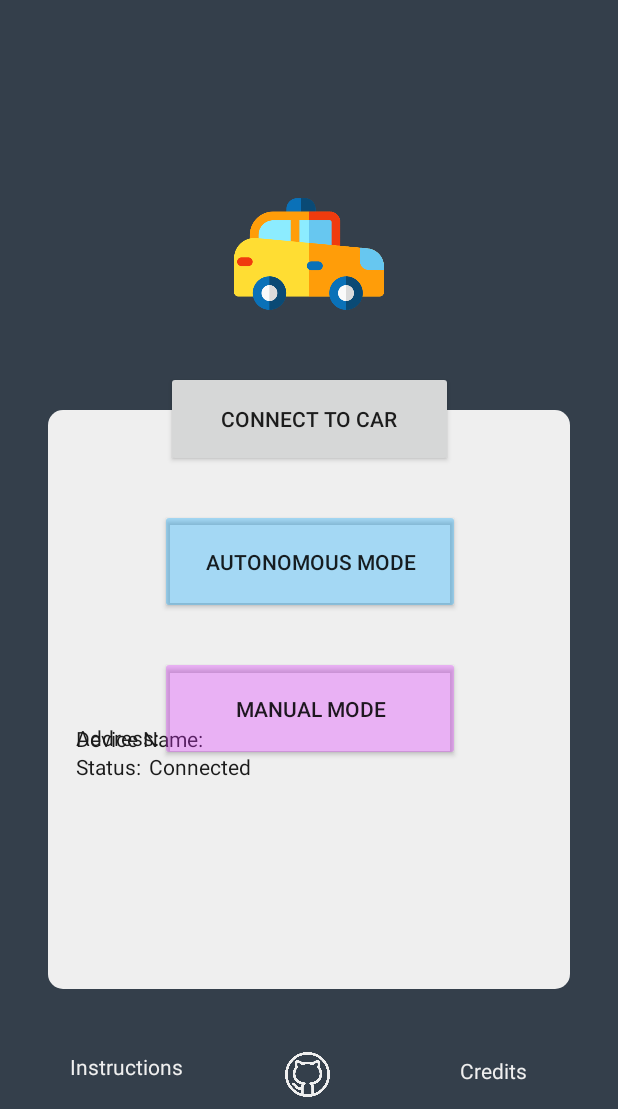
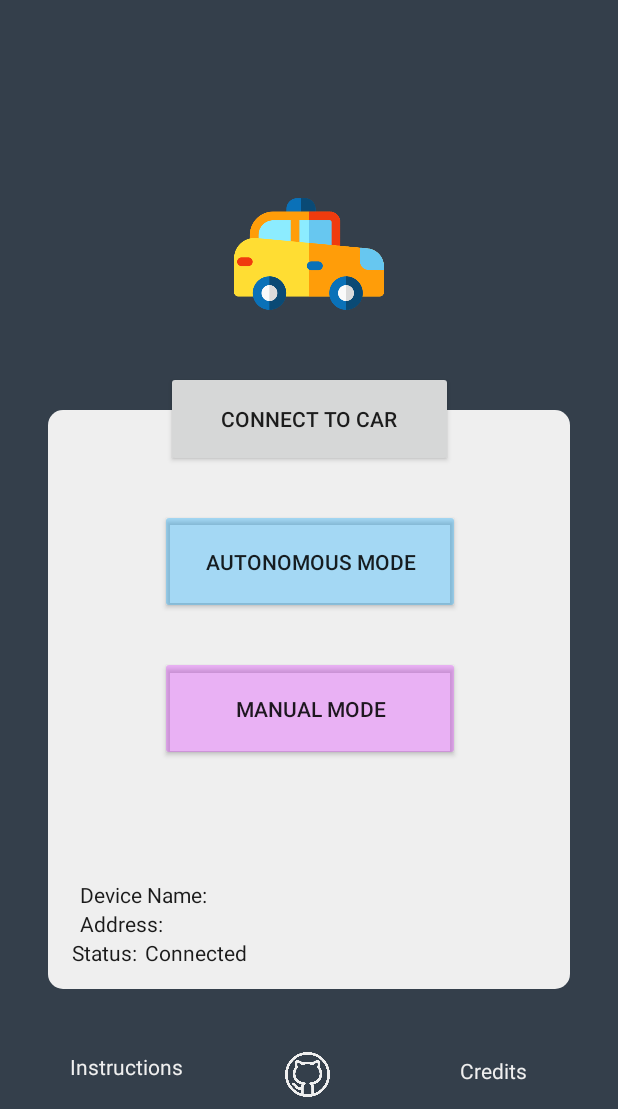
Before and after one commit to DIT112-V19/group-10, an Android app: the MainActivity screen opened directly, with no data from a screen before it, on a phone screen of 412 x 824 dp, the part 127-1236 px from its top. Run offline under Robolectric (Android 15) with nearby library versions, the light colour scheme and no system bars; 3 statements that could not run were skipped.

Commit message:
fix: layout of device connection text

```diff
--- a/carMobileApp/app/src/main/res/layout/activity_main.xml
+++ b/carMobileApp/app/src/main/res/layout/activity_main.xml
@@ -163,16 +163,16 @@
     app:layout_constraintTop_toTopOf="parent" />
 
   <LinearLayout
-    android:layout_width="340dp"
-    android:layout_height="100dp"
-    android:layout_marginTop="552dp"
+    android:layout_width="341dp"
+    android:layout_height="86dp"
+    android:layout_marginBottom="44dp"
     android:orientation="vertical"
     android:padding="15dp"
     android:weightSum="1"
+    app:layout_constraintBottom_toTopOf="@+id/github"
     app:layout_constraintEnd_toEndOf="parent"
-    app:layout_constraintHorizontal_bias="0.492"
-    app:layout_constraintStart_toStartOf="parent"
-    app:layout_constraintTop_toTopOf="parent">
+    app:layout_constraintHorizontal_bias="0.463"
+    app:layout_constraintStart_toStartOf="parent">
 
     <LinearLayout
       android:id="@+id/linearLayout0"
@@ -185,15 +185,15 @@
       app:layout_constraintStart_toStartOf="parent"
       app:layout_constraintTop_toTopOf="parent">
 
+      <Space
+        android:layout_width="5dp"
+        android:layout_height="wrap_content" />
+
       <TextView
         android:layout_width="wrap_content"
         android:layout_height="wrap_content"
         android:text="@string/device_name"
         android:textColor="@color/textColorDark" />
-
-      <Space
-        android:layout_width="5dp"
-        android:layout_height="wrap_content" />
 
       <TextView
         android:id="@+id/device_name"
@@ -206,7 +206,7 @@
       android:id="@+id/linearLayout1"
       android:layout_width="match_parent"
       android:layout_height="wrap_content"
-      android:layout_marginTop="-20dp"
+
 
       android:orientation="horizontal"
       app:layout_constraintBottom_toTopOf="@+id/carLogo"
@@ -214,15 +214,15 @@
       app:layout_constraintStart_toStartOf="parent"
       app:layout_constraintTop_toTopOf="parent">
 
-      <TextView
-        android:layout_width="wrap_content"
-        android:layout_height="wrap_content"
-        android:text="@string/device_address"
-        android:textColor="@color/textColorDark" />
-
       <Space
         android:layout_width="5dp"
         android:layout_height="wrap_content" />
+
+      <TextView
+        android:layout_width="wrap_content"
+        android:layout_height="match_parent"
+        android:text="@string/device_address"
+        android:textColor="@color/textColorDark" />
 
       <TextView
         android:id="@+id/device_address"
@@ -234,7 +234,7 @@
     <LinearLayout
       android:id="@+id/linearLayout3"
       android:layout_width="match_parent"
-      android:layout_height="match_parent"
+      android:layout_height="wrap_content"
       android:orientation="horizontal"
       app:layout_constraintBottom_toTopOf="@+id/linearLayout0"
       app:layout_constraintEnd_toEndOf="parent"
```
